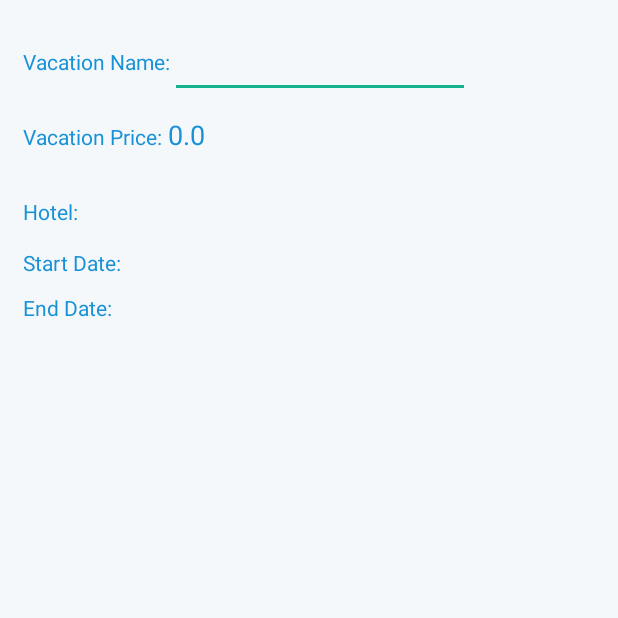
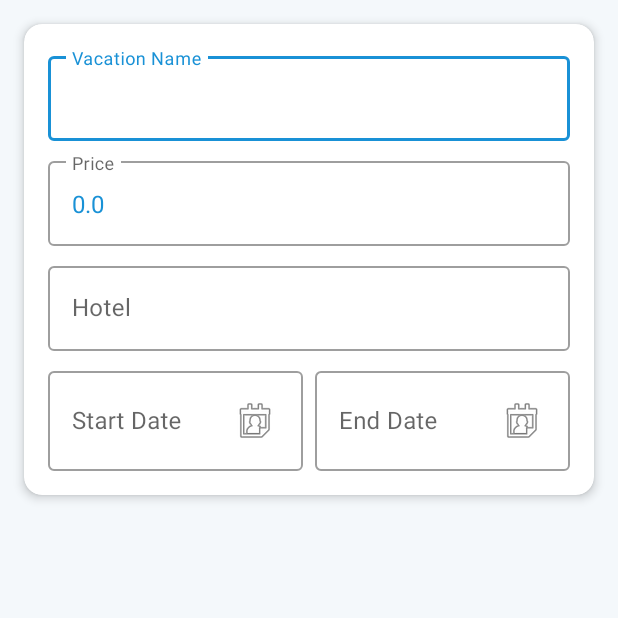
Before and after one commit to codebymarshall/mobile-app, an Android app: the VacationDetails screen opened directly, with no data from a screen before it, on a phone screen of 412 x 824 dp, the top half of it. Run offline under Robolectric (Android 15) with nearby library versions, the phone set to English and light mode, and no system bars; our stand-ins replace Room's generated code.

Commit message:
Almost finished

```diff
--- a/app/src/main/java/com/vacationtracker/mobile/ui/VacationDetails.java
+++ b/app/src/main/java/com/vacationtracker/mobile/ui/VacationDetails.java
@@ -99,16 +99,17 @@ public class VacationDetails extends AppCompatActivity {
             return insets;
         });
 
-        FloatingActionButton fab = findViewById(R.id.floatingActionButton2);
+        // Find the excursion card
+        View excursionCard = findViewById(R.id.excursionCard);
+
+        // Hide excursion card and FAB if creating new vacation
         if (vacationID == -1) {
-            fab.setVisibility(View.GONE); // Hide the button if creating a new vacation
+            excursionCard.setVisibility(View.GONE);
+            findViewById(R.id.floatingActionButton2).setVisibility(View.GONE);
         } else {
-            fab.setVisibility(View.VISIBLE); // Show the button if editing an existing vacation
+            excursionCard.setVisibility(View.VISIBLE);
+            findViewById(R.id.floatingActionButton2).setVisibility(View.VISIBLE);
         }
-        fab.setOnClickListener(view -> {
-            Intent intent = new Intent(VacationDetails.this, ExcursionDetails.class);
-            startActivity(intent);
-        });
 
         RecyclerView recyclerView = findViewById(R.id.excursionrecyclerview);
         repository = new Repository(getApplication());
--- a/app/src/main/res/layout/activity_vacation_details.xml
+++ b/app/src/main/res/layout/activity_vacation_details.xml
@@ -7,196 +7,188 @@
     android:layout_height="match_parent"
     tools:context=".ui.VacationDetails">
 
-    <ScrollView
-        android:id="@+id/scrollview"
-        android:layout_width="409dp"
-        android:layout_height="250dp"
-        app:layout_constraintLeft_toLeftOf="parent"
-        app:layout_constraintTop_toTopOf="parent">
+    <!-- Vacation Details Card -->
+    <com.google.android.material.card.MaterialCardView
+        android:id="@+id/vacationDetailsCard"
+        android:layout_width="match_parent"
+        android:layout_height="wrap_content"
+        android:layout_margin="16dp"
+        app:cardCornerRadius="12dp"
+        app:cardElevation="4dp"
+        app:layout_constraintTop_toTopOf="parent"
+        app:layout_constraintStart_toStartOf="parent"
+        app:layout_constraintEnd_toEndOf="parent">
 
         <LinearLayout
             android:layout_width="match_parent"
             android:layout_height="wrap_content"
-            android:layout_margin="15dp"
-            android:orientation="vertical">
+            android:orientation="vertical"
+            android:padding="16dp">
+
+            <com.google.android.material.textfield.TextInputLayout
+                android:layout_width="match_parent"
+                android:layout_height="wrap_content"
+                android:layout_marginBottom="8dp"
+                android:hint="Vacation Name"
+                style="@style/Widget.MaterialComponents.TextInputLayout.OutlinedBox">
+
+                <com.google.android.material.textfield.TextInputEditText
+                    android:id="@+id/vacationname"
+                    android:layout_width="match_parent"
+                    android:layout_height="wrap_content"/>
+            </com.google.android.material.textfield.TextInputLayout>
+
+            <com.google.android.material.textfield.TextInputLayout
+                android:layout_width="match_parent"
+                android:layout_height="wrap_content"
+                android:layout_marginBottom="8dp"
+                android:hint="Price"
+                style="@style/Widget.MaterialComponents.TextInputLayout.OutlinedBox">
+
+                <com.google.android.material.textfield.TextInputEditText
+                    android:id="@+id/vacationprice"
+                    android:layout_width="match_parent"
+                    android:layout_height="wrap_content"
+                    android:inputType="numberDecimal"/>
+            </com.google.android.material.textfield.TextInputLayout>
+
+            <com.google.android.material.textfield.TextInputLayout
+                android:layout_width="match_parent"
+                android:layout_height="wrap_content"
+                android:layout_marginBottom="8dp"
+                android:hint="Hotel"
+                style="@style/Widget.MaterialComponents.TextInputLayout.OutlinedBox">
+
+                <com.google.android.material.textfield.TextInputEditText
+                    android:id="@+id/hotel"
+                    android:layout_width="match_parent"
+                    android:layout_height="wrap_content"/>
+            </com.google.android.material.textfield.TextInputLayout>
 
             <LinearLayout
                 android:layout_width="match_parent"
                 android:layout_height="wrap_content"
                 android:orientation="horizontal">
 
-                <com.google.android.material.textview.MaterialTextView
-                    android:layout_width="wrap_content"
+                <com.google.android.material.textfield.TextInputLayout
+                    android:layout_width="0dp"
                     android:layout_height="wrap_content"
-                    android:text="Vacation Name:" />
+                    android:layout_weight="1"
+                    android:layout_marginEnd="4dp"
+                    android:hint="Start Date"
+                    style="@style/Widget.MaterialComponents.TextInputLayout.OutlinedBox">
 
-                <EditText
-                    android:id="@+id/vacationname"
-                    android:layout_width="200dp"
-                    android:layout_height="50dp" />
+                    <com.google.android.material.textfield.TextInputEditText
+                        android:id="@+id/startDate"
+                        android:layout_width="match_parent"
+                        android:layout_height="wrap_content"
+                        android:focusable="false"
+                        android:clickable="true"
+                        android:drawableEnd="@android:drawable/ic_menu_my_calendar"/>
+                </com.google.android.material.textfield.TextInputLayout>
+
+                <com.google.android.material.textfield.TextInputLayout
+                    android:layout_width="0dp"
+                    android:layout_height="wrap_content"
+                    android:layout_weight="1"
+                    android:layout_marginStart="4dp"
+                    android:hint="End Date"
+                    style="@style/Widget.MaterialComponents.TextInputLayout.OutlinedBox">
+
+                    <com.google.android.material.textfield.TextInputEditText
+                        android:id="@+id/endDate"
+                        android:layout_width="match_parent"
+                        android:layout_height="wrap_content"
+                        android:focusable="false"
+                        android:clickable="true"
+                        android:drawableEnd="@android:drawable/ic_menu_my_calendar"/>
+                </com.google.android.material.textfield.TextInputLayout>
             </LinearLayout>
+        </LinearLayout>
+    </com.google.android.material.card.MaterialCardView>
+
+    <!-- Excursion Header Card -->
+    <com.google.android.material.card.MaterialCardView
+        android:id="@+id/excursionCard"
+        android:layout_width="match_parent"
+        android:layout_height="wrap_content"
+        android:layout_margin="16dp"
+        app:cardCornerRadius="12dp"
+        app:cardElevation="4dp"
+        app:layout_constraintTop_toBottomOf="@id/vacationDetailsCard">
 
         <LinearLayout
             android:layout_width="match_parent"
             android:layout_height="wrap_content"
-                android:orientation="horizontal">
+            android:orientation="vertical"
+            android:padding="8dp">
 
             <com.google.android.material.textview.MaterialTextView
-                    android:layout_width="wrap_content"
+                android:id="@+id/textView2"
+                android:layout_width="match_parent"
                 android:layout_height="wrap_content"
-                    android:text="Vacation Price:" />
-
-                <EditText
-                    android:id="@+id/vacationprice"
-                    android:layout_width="200dp"
-                    android:layout_height="50dp" />
-            </LinearLayout>
+                android:text="Associated Excursions"
+                android:textStyle="bold"
+                android:textSize="18sp"
+                android:gravity="center"
+                android:padding="8dp"/>
 
             <LinearLayout
                 android:layout_width="match_parent"
                 android:layout_height="wrap_content"
-                android:orientation="horizontal">
-
-                <com.google.android.material.textview.MaterialTextView
-                    android:layout_width="wrap_content"
-                    android:layout_height="wrap_content"
-                    android:text="Hotel:" />
-
-                <EditText
-                    android:id="@+id/hotel"
-                    android:layout_width="200dp"
-                    android:layout_height="50dp" />
-            </LinearLayout>
-
-            <LinearLayout
-                android:layout_width="match_parent"
-                android:layout_height="wrap_content"
-                android:orientation="horizontal">
-
-                <com.google.android.material.textview.MaterialTextView
-                    android:layout_width="100dp"
-                    android:layout_height="30dp"
-                    android:text="Start Date:" />
-
-                <com.google.android.material.textview.MaterialTextView
-                    android:id="@+id/startDate"
-                    android:layout_width="100dp"
-                    android:layout_height="wrap_content"
-                    android:inputType="none" />
-            </LinearLayout>
-
-            <LinearLayout
-                android:layout_width="match_parent"
-                android:layout_height="wrap_content"
-                android:orientation="horizontal">
-
-                <com.google.android.material.textview.MaterialTextView
-                    android:layout_width="100dp"
-                    android:layout_height="30dp"
-                    android:text="End Date:" />
-
-                <com.google.android.material.textview.MaterialTextView
-                    android:id="@+id/endDate"
-                    android:layout_width="100dp"
-                    android:layout_height="wrap_content"
-                    android:inputType="none" />
-            </LinearLayout>
-
-            <LinearLayout
-                android:layout_width="match_parent"
-                android:layout_height="wrap_content"
-                android:orientation="horizontal"></LinearLayout>
-        </LinearLayout>
-    </ScrollView>
-
-    <com.google.android.material.textview.MaterialTextView
-        android:id="@+id/textView2"
-        android:layout_width="wrap_content"
-        android:layout_height="wrap_content"
-        android:layout_marginStart="124dp"
-        android:layout_marginTop="8dp"
-        android:layout_marginEnd="145dp"
-        android:text="Associated Excursions"
-        app:layout_constraintBottom_toTopOf="@+id/textView4"
-        app:layout_constraintEnd_toEndOf="parent"
-        app:layout_constraintStart_toStartOf="parent"
-        app:layout_constraintTop_toBottomOf="@+id/scrollview" />
+                android:orientation="horizontal"
+                android:padding="8dp">
 
                 <com.google.android.material.textview.MaterialTextView
                     android:id="@+id/textView3"
-        android:layout_width="101dp"
-        android:layout_height="20dp"
-        android:layout_marginStart="6dp"
-        android:layout_marginTop="276dp"
-        android:layout_marginBottom="20dp"
+                    android:layout_width="0dp"
+                    android:layout_height="wrap_content"
+                    android:layout_weight="1"
                     android:text="Excursion Name"
-        app:layout_constraintBottom_toTopOf="@+id/excursionrecyclerview"
-        app:layout_constraintEnd_toStartOf="@+id/textView4"
-        app:layout_constraintStart_toStartOf="parent"
-        app:layout_constraintTop_toTopOf="parent" />
+                    android:textStyle="bold"/>
 
                 <com.google.android.material.textview.MaterialTextView
                     android:id="@+id/textView4"
-        android:layout_width="100dp"
-        android:layout_height="20dp"
-        android:layout_marginBottom="21dp"
+                    android:layout_width="0dp"
+                    android:layout_height="wrap_content"
+                    android:layout_weight="1"
                     android:text="Price"
-        app:layout_constraintBottom_toTopOf="@+id/excursionrecyclerview"
-        app:layout_constraintEnd_toStartOf="@+id/textView5"
-        app:layout_constraintStart_toEndOf="@+id/textView3"
-        app:layout_constraintTop_toBottomOf="@+id/textView2" />
+                    android:textStyle="bold"/>
 
                 <com.google.android.material.textview.MaterialTextView
                     android:id="@+id/textView5"
-        android:layout_width="100dp"
-        android:layout_height="20dp"
-        android:layout_marginBottom="21dp"
+                    android:layout_width="0dp"
+                    android:layout_height="wrap_content"
+                    android:layout_weight="1"
                     android:text="Date"
-        app:layout_constraintBottom_toTopOf="@+id/excursionrecyclerview"
-        app:layout_constraintEnd_toStartOf="@+id/textView6"
-        app:layout_constraintStart_toEndOf="@+id/textView4"
-        app:layout_constraintTop_toBottomOf="@+id/textView2" />
+                    android:textStyle="bold"/>
 
                 <com.google.android.material.textview.MaterialTextView
                     android:id="@+id/textView6"
-        android:layout_width="100dp"
-        android:layout_height="20dp"
-        android:layout_marginTop="276dp"
-        android:layout_marginEnd="5dp"
-        android:layout_marginBottom="20dp"
+                    android:layout_width="0dp"
+                    android:layout_height="wrap_content"
+                    android:layout_weight="1"
                     android:text="Notes"
-        app:layout_constraintBottom_toTopOf="@+id/excursionrecyclerview"
-        app:layout_constraintEnd_toEndOf="parent"
-        app:layout_constraintStart_toEndOf="@+id/textView5"
-        app:layout_constraintTop_toTopOf="parent" />
+                    android:textStyle="bold"/>
+            </LinearLayout>
+
+            <androidx.recyclerview.widget.RecyclerView
+                android:id="@+id/excursionrecyclerview"
+                android:layout_width="match_parent"
+                android:layout_height="wrap_content"
+                android:layout_margin="8dp"/>
+
+        </LinearLayout>
+    </com.google.android.material.card.MaterialCardView>
 
     <com.google.android.material.floatingactionbutton.FloatingActionButton
         android:id="@+id/floatingActionButton2"
         android:layout_width="wrap_content"
         android:layout_height="wrap_content"
-        android:layout_marginStart="337dp"
-        android:layout_marginTop="3dp"
-        android:layout_marginEnd="18dp"
-        android:layout_marginBottom="28dp"
+        android:layout_margin="16dp"
         android:clickable="true"
         app:layout_constraintBottom_toBottomOf="parent"
         app:layout_constraintEnd_toEndOf="parent"
-        app:layout_constraintHorizontal_bias="1.0"
-        app:layout_constraintStart_toStartOf="parent"
-        app:layout_constraintTop_toBottomOf="@+id/excursionrecyclerview"
-        app:srcCompat="@android:drawable/ic_input_add" />
-
-    <androidx.recyclerview.widget.RecyclerView
-        android:id="@+id/excursionrecyclerview"
-        android:layout_width="399dp"
-        android:layout_height="332dp"
-        android:layout_marginLeft="4dp"
-        android:layout_marginTop="64dp"
-        android:layout_marginEnd="8dp"
-        android:layout_marginBottom="3dp"
-        app:layout_constraintBottom_toTopOf="@+id/floatingActionButton2"
-        app:layout_constraintEnd_toEndOf="parent"
-        app:layout_constraintLeft_toLeftOf="parent"
-        app:layout_constraintTop_toBottomOf="@+id/scrollview" />
+        app:srcCompat="@android:drawable/ic_input_add"/>
 
 </androidx.constraintlayout.widget.ConstraintLayout>
```
Also changed, not shown: app/src/main/res/layout/activity_excursion_details.xml (+80 -81 lines). Lines whose indentation alone changed are shown as unchanged.
